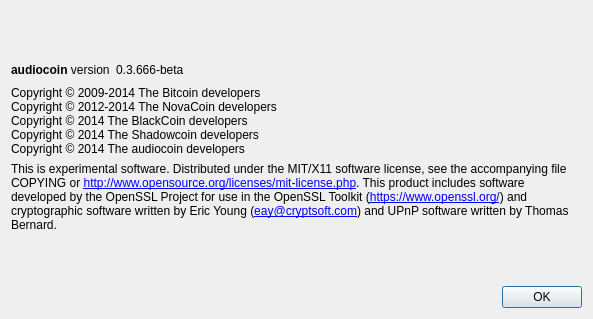
Above: src/qt/forms/aboutdialog.ui from aurovine/AudioCoin before the change. Below: the same form after it.
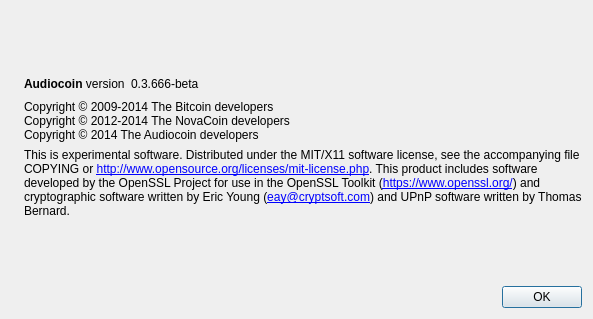
That is the form after the change. Icons and pictures are not drawn.

Patch:
```diff
--- a/src/qt/forms/aboutdialog.ui
+++ b/src/qt/forms/aboutdialog.ui
@@ -14,6 +14,19 @@
    <string>About audiocoin</string>
   </property>
   <layout class="QHBoxLayout" name="horizontalLayout_2">
+   <item>
+    <widget class="QLabel" name="label_4">
+     <property name="sizePolicy">
+      <sizepolicy hsizetype="Preferred" vsizetype="Ignored">
+       <horstretch>0</horstretch>
+       <verstretch>0</verstretch>
+      </sizepolicy>
+     </property>
+     <property name="pixmap">
+      <pixmap resource="../bitcoin.qrc">:/images/about</pixmap>
+     </property>
+    </widget>
+   </item>
    <item>
     <layout class="QVBoxLayout" name="verticalLayout_2">
      <item>
@@ -37,7 +50,7 @@
           <cursorShape>IBeamCursor</cursorShape>
          </property>
          <property name="text">
-          <string>&lt;b&gt;audiocoin&lt;/b&gt; version</string>
+          <string>&lt;b&gt;Audiocoin&lt;/b&gt; version</string>
          </property>
          <property name="textInteractionFlags">
           <set>Qt::LinksAccessibleByMouse|Qt::TextSelectableByKeyboard|Qt::TextSelectableByMouse</set>
@@ -80,9 +93,7 @@
        <property name="text">
         <string>Copyright © 2009-2014 The Bitcoin developers
 Copyright © 2012-2014 The NovaCoin developers
-Copyright © 2014 The BlackCoin developers
-Copyright © 2014 The Shadowcoin developers
-Copyright © 2014 The audiocoin developers</string>
+Copyright © 2014 The Audiocoin developers</string>
        </property>
        <property name="textInteractionFlags">
         <set>Qt::LinksAccessibleByMouse|Qt::TextSelectableByKeyboard|Qt::TextSelectableByMouse</set>
```
Left out of the diff: 6 changed lines with no effect on the pictures.
